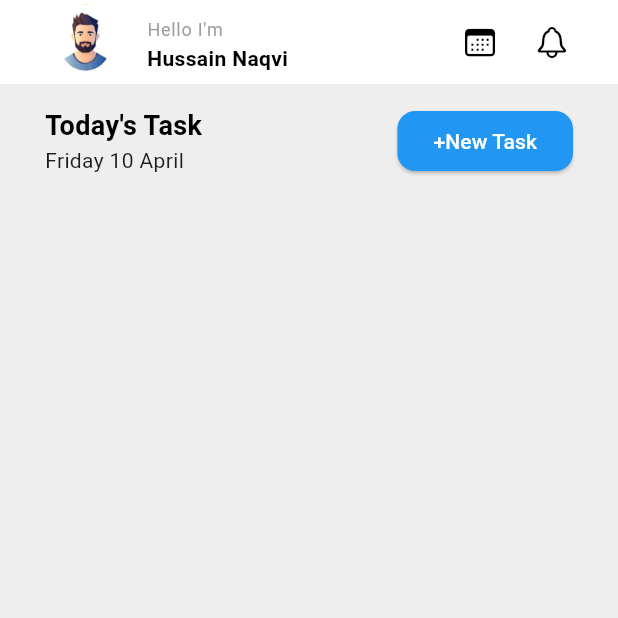
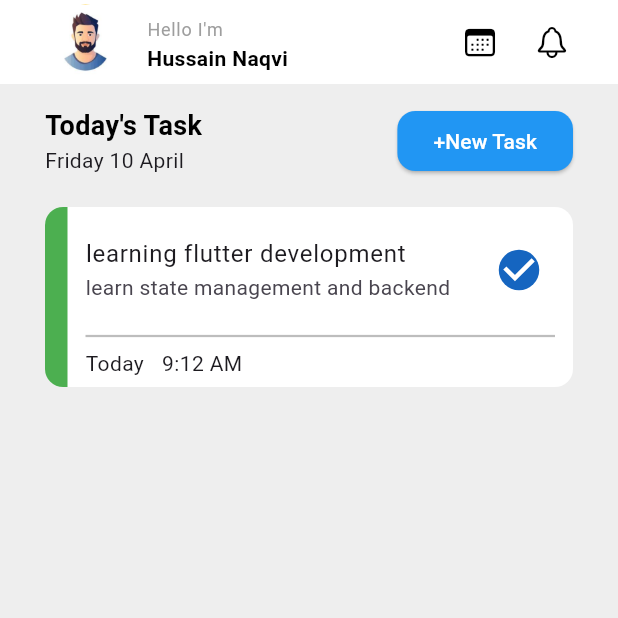
Before and after one commit to cyedhussain/TaskApp, a Flutter app: the screen it shows after launch, on a phone screen of 412 x 824 dp, the top half of it. Run offline on Flutter 3.47's test engine with Material 3 defaults, Android fonts, the light colour scheme and no system bars; our stand-ins replace flutter_riverpod, gap.

Commit message:
add task container

```diff
--- a/lib/view/home_view.dart
+++ b/lib/view/home_view.dart
@@ -68,8 +68,65 @@ class HomePage extends StatelessWidget {
                       borderRadius: BorderRadius.circular(12)
                     )
                   ), child: Text('+New Task',style: TextStyle(color: Colors.white),),),
+
                 ],
-              )
+              ),
+
+         ///  ----------------------------[card and lists sections] ---------------------------
+         Gap(20),
+         Container(
+          width: double.infinity,
+          height: 120,
+          decoration: BoxDecoration(
+            color: Colors.white,
+            borderRadius: BorderRadius.circular(12),
+          ),
+          child: Row(
+            children: [
+              Container(
+                decoration: BoxDecoration(
+                  color: Colors.green,
+                  borderRadius: BorderRadius.only(topLeft: Radius.circular(12),bottomLeft: Radius.circular(12))
+                ),
+                width: 15,
+              ),
+              Expanded(child: Padding(
+                padding: const EdgeInsets.symmetric(horizontal: 12),
+                child: Column(
+                  crossAxisAlignment: CrossAxisAlignment.start,
+                  mainAxisAlignment: MainAxisAlignment.center,
+                  children: [
+                    ListTile(
+                      contentPadding: EdgeInsets.zero,
+                      title: Text('learning flutter development',),
+                      subtitle: Text('learn state management and backend'),
+                      trailing: Transform.scale(
+                        scale: 1.5,
+
+                        child: Checkbox(
+                          activeColor: Colors.blue.shade800,
+                          shape: CircleBorder(),
+                          value: true, onChanged: (value) {} )),
+                    ),
+                    Divider(
+                      thickness: 1.5,
+                      color: Colors.grey.shade400,
+                    ),
+
+                    Row(
+                      children: [
+                        Text('Today'),
+                        Gap(12),
+                        Text('9:12 AM')
+                      ],
+                    )
+                  ],
+                ),
+              ))
+            ],
+          ),
+         )
+
             ],
           ),
         ),
```
